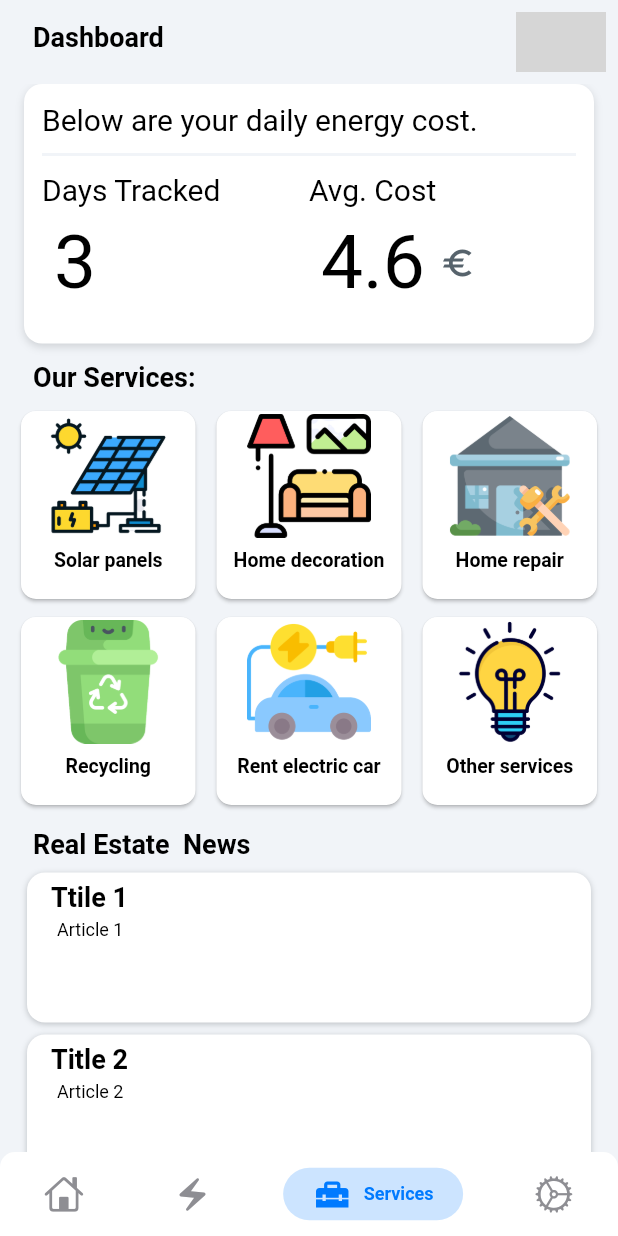
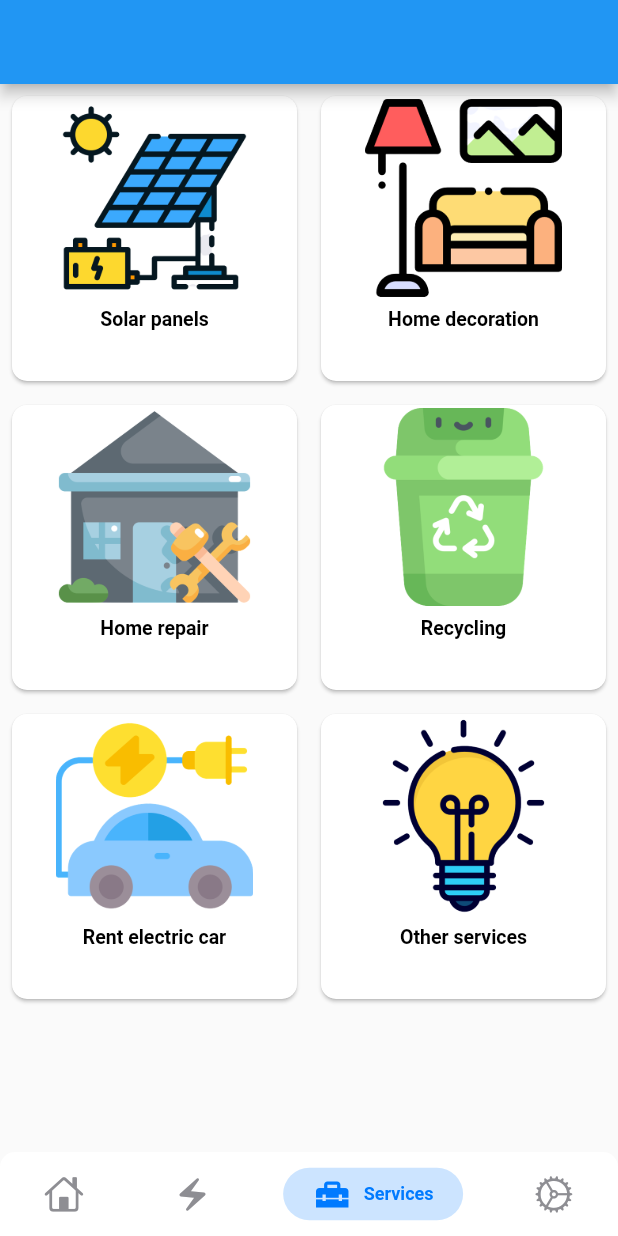
Before and after one commit to Elfari1028/homeowner_hub, a Flutter app: the screen it shows after launch, item 3 of the bottom bar chosen, on a phone screen of 412 x 824 dp. Run offline on Flutter 3.47's test engine with Material 2 defaults, Android fonts, the phone set to English and light mode, and no system bars; drawn by our look-alikes of persistent_bottom_nav_bar_v2; network calls fail; grey boxes are pictures that could not be loaded.

Commit message:
Some edits

```diff
--- /dev/null
+++ b/lib/Services.dart
@@ -0,0 +1,96 @@
+import 'package:flutter/material.dart';
+import 'package:homeowner_hub/main.dart';
+
+class Services extends StatelessWidget {
+  @override
+  Widget build(BuildContext context) {
+    return Scaffold(
+
+      appBar: AppBar(),
+      body: Container(
+
+        child:        GridView.builder(
+                gridDelegate: SliverGridDelegateWithFixedCrossAxisCount(
+                  crossAxisCount: 2,
+                  // childAspectRatio: (1 / 1),
+                ),
+                itemBuilder: (context, index) {
+                  // Container(height: 20, child: Image.asset('assets/images/icons/doctor.png', fit: BoxFit.cover,)),
+                  return GestureDetector(
+                    // onTap: () {
+                    //   gridHandler(index);
+                    // },
+                    child: Container(
+                      // height: MediaQuery.of(context).size.height*0.2,
+                      padding: const EdgeInsets.all(0.0),
+                      child: Card(
+                        margin: index !=909
+                            ? EdgeInsets.all(8)
+                            : EdgeInsets.only(
+                                    bottom: 12, left: 7, right: 7),
+
+                        // ? const EdgeInsets.only(top: 10.0, left: 4, right: 4, bottom: 4)
+                        // : const EdgeInsets.all(4.0),
+
+                        // elevation: 18,
+                        // padding: EdgeInsets.all(0)
+                        color: Colors.white,
+                        shape: RoundedRectangleBorder(
+                          borderRadius: BorderRadius.circular(10),
+                        ),
+                        child: Container(
+                          padding: const EdgeInsets.only(top: 2.0),
+                          child: Column(
+                            mainAxisSize: MainAxisSize.min,
+                            children: [
+                              Container(
+                                height:
+                                    (MediaQuery.of(context).size.height) * 0.16,
+                                // padding: EdgeInsets.only(top: 0),
+                                child: Container(
+                                    // margin: 0,
+                                    // child: ClipRRect(
+                                    // borderRadius: BorderRadius.circular(0.0),
+                                    child: Image.asset(
+                                  categoriesListIcons[index],
+                                  // fit: BoxFit.contain,
+                                  // height: MediaQuery.of(context).size.height * 0.1,
+                                  // width: MediaQuery.of(context).size.width * 0.4,
+                                )
+                                    // ),
+                                    ),
+                              ),
+                              TextButton(
+                                style: TextButton.styleFrom(
+                                  padding: EdgeInsets.zero,
+                                  minimumSize: Size(50, 30),
+                                  tapTargetSize:
+                                      MaterialTapTargetSize.shrinkWrap,
+                                  // alignment: Alignment.centerLeft
+                                ),
+                                onPressed: () {
+                                  // gridHandler(index);
+                                },
+                                child: Text(
+                                  categoriesList[index],
+                                  style: TextStyle(
+                                      color: Colors.black,
+                                      fontWeight: FontWeight.bold,
+                                      fontSize: 13),
+                                  textAlign: TextAlign.center,
+                                ),
+                              ),
+                            ],
+                          ),
+                        ),
+                      ),
+                    ),
+                  );
+                },
+                itemCount: categoriesList.length,
+                shrinkWrap: true,
+              ),
+      ),
+    );
+  }
+}
--- a/lib/main.dart
+++ b/lib/main.dart
@@ -34,6 +34,7 @@
   @override
   Widget build(BuildContext context) {
     return MaterialApp(
+      debugShowCheckedModeBanner: false,
       title: 'Flutter Demo',
       theme: ThemeData(
         primarySwatch: Colors.blue,
--- a/lib/nav_root.dart
+++ b/lib/nav_root.dart
@@ -2,7 +2,9 @@
 import 'package:flutter/material.dart';
 import 'package:flutter/widgets.dart';
 import 'package:homeowner_hub/HomeWidget.dart';
+import 'package:homeowner_hub/Services.dart';
 import 'package:homeowner_hub/main.dart';
+import 'package:homeowner_hub/Services.dart';
 import 'package:persistent_bottom_nav_bar_v2/persistent-tab-view.dart';
 
 
@@ -86,9 +88,7 @@
       MyHomePage(
         title: 'second',
       ),
-      MyHomePage(
-        title: 'thirs',
-      ),
+      Services(),
       MyHomePage(
         title: 'forth',
       ),
```
